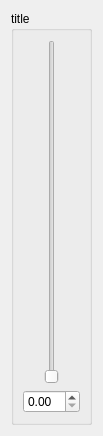
Eve-ning/reamber, file ui/boxslider/boxslider.ui: the form before one commit.
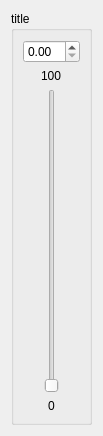
The form after the commit.

Commit message: Add min and max label, move SpinBox to top

What changed in the file:
```diff
--- a/ui/boxslider/boxslider.ui
+++ b/ui/boxslider/boxslider.ui
@@ -20,16 +20,30 @@
       <string>title</string>
      </property>
      <layout class="QGridLayout" name="gridLayout_2">
-      <item row="1" column="0">
-       <widget class="QDoubleSpinBox" name="spinbox"/>
+      <item row="1" column="0" alignment="Qt::AlignHCenter">
+       <widget class="QLabel" name="max">
+        <property name="text">
+         <string>100</string>
+        </property>
+       </widget>
       </item>
-      <item row="0" column="0" alignment="Qt::AlignHCenter">
+      <item row="4" column="0" alignment="Qt::AlignHCenter">
+       <widget class="QLabel" name="min">
+        <property name="text">
+         <string>0</string>
+        </property>
+       </widget>
+      </item>
+      <item row="3" column="0" alignment="Qt::AlignHCenter">
        <widget class="QSlider" name="slider">
         <property name="orientation">
          <enum>Qt::Vertical</enum>
         </property>
        </widget>
       </item>
+      <item row="0" column="0">
+       <widget class="QDoubleSpinBox" name="spinBox"/>
+      </item>
      </layout>
     </widget>
    </item>
```
